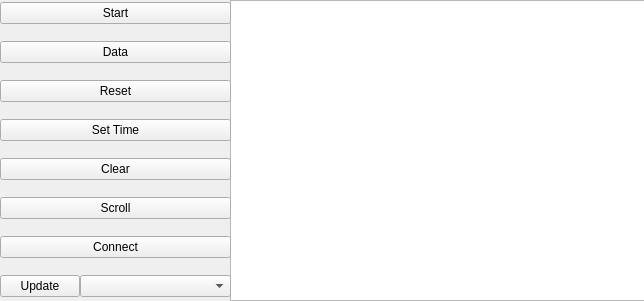
Qt form up/FloatUp/mainwindow.ui (igorek-murrom/Float) before a commit.
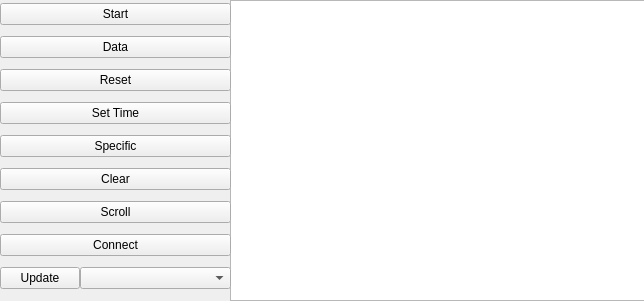
The same form after that commit.

```diff
--- a/up/FloatUp/mainwindow.ui
+++ b/up/FloatUp/mainwindow.ui
@@ -38,7 +38,7 @@
     </property>
     <layout class="QVBoxLayout" name="Panel">
      <property name="spacing">
-      <number>15</number>
+      <number>8</number>
      </property>
      <item>
       <widget class="QPushButton" name="StartButton">
@@ -68,6 +68,13 @@
        </property>
       </widget>
      </item>
+     <item>
+      <widget class="QPushButton" name="specificButton">
+       <property name="text">
+        <string>Specific</string>
+       </property>
+      </widget>
+     </item>
      <item>
       <widget class="QPushButton" name="ClearButton">
        <property name="text">
```
